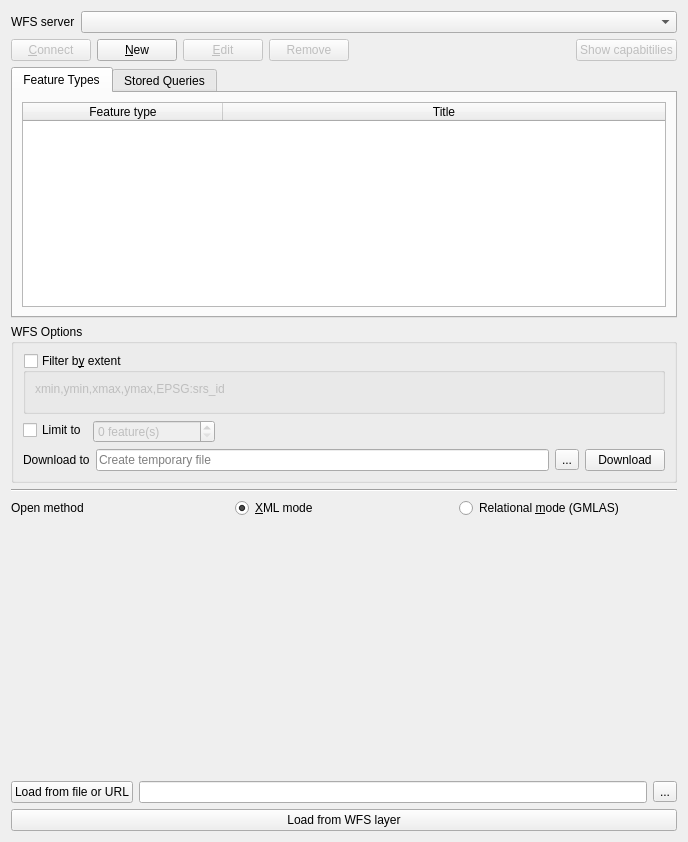
The window that gml_application_schema_toolbox/ui/load_panel.ui (BRGM/gml_application_schema_toolbox) describes before a commit, drawn with Qt 5.
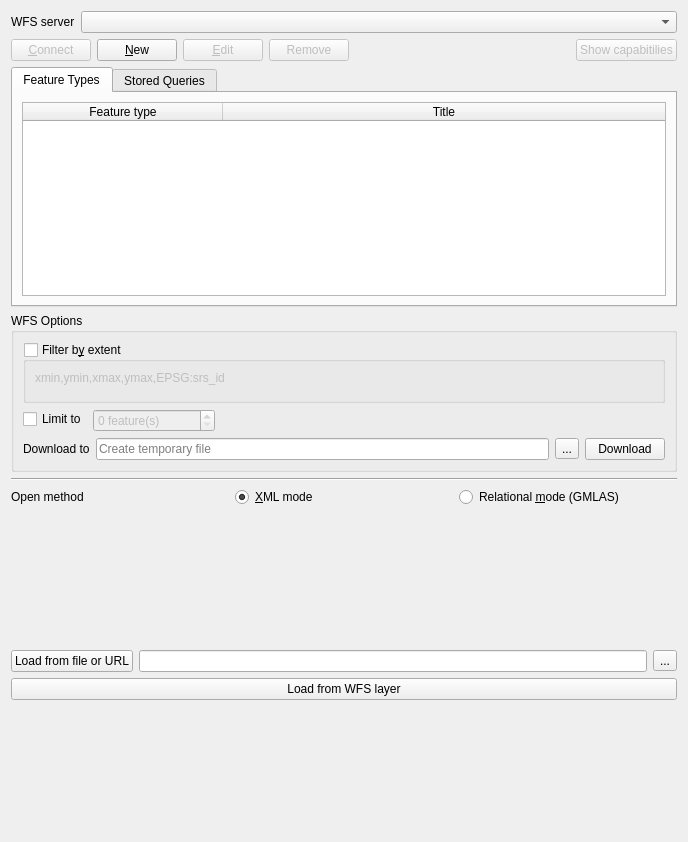
The same window after the commit. Custom widgets are drawn as their Qt base class.

Commit message: Add vertical spacers

```diff
--- a/gml_application_schema_toolbox/ui/load_panel.ui
+++ b/gml_application_schema_toolbox/ui/load_panel.ui
@@ -377,6 +377,19 @@
      </property>
     </widget>
    </item>
+   <item>
+    <spacer name="verticalSpacer">
+     <property name="orientation">
+      <enum>Qt::Vertical</enum>
+     </property>
+     <property name="sizeHint" stdset="0">
+      <size>
+       <width>20</width>
+       <height>40</height>
+      </size>
+     </property>
+    </spacer>
+   </item>
   </layout>
   <zorder>stackedWidget</zorder>
   <zorder></zorder>
```
Left out of the diff: 4 changed lines with no effect on the pictures. The commit also changes 2 other files.
